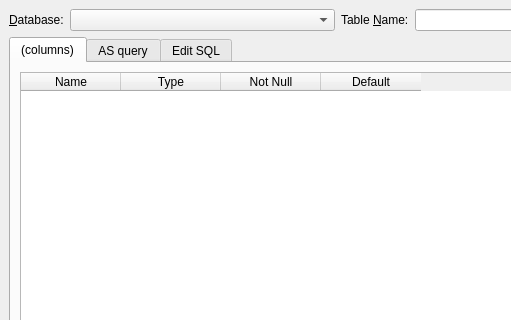
Old version of the form Sqliteman/sqliteman/tableeditordialog.ui in the repository shadybarham/sqliteman; both pictures show x 0 to 511 and y 0 to 320 of the 688 by 587 pixel window.
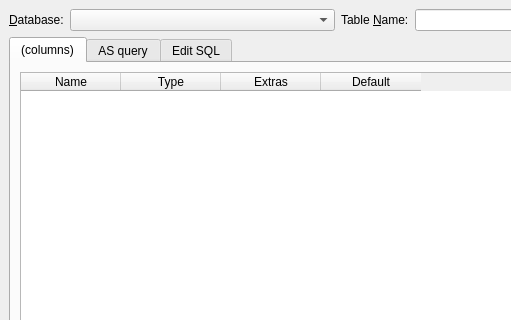
New version of the form. Custom widgets are drawn as their Qt base class.

Patch:
```diff
--- a/Sqliteman/sqliteman/tableeditordialog.ui
+++ b/Sqliteman/sqliteman/tableeditordialog.ui
@@ -143,7 +143,7 @@
             </column>
             <column>
              <property name="text">
-              <string>Not Null</string>
+             <string>Extras</string>
              </property>
             </column>
             <column>
```
Lines whose indentation alone changed are shown as unchanged.
